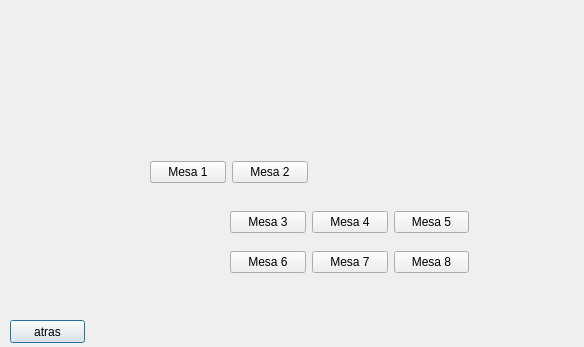
kpzaolod6000/HELLOWORLD, file RestSucursal/mesaprincipal.ui: the form before one commit.
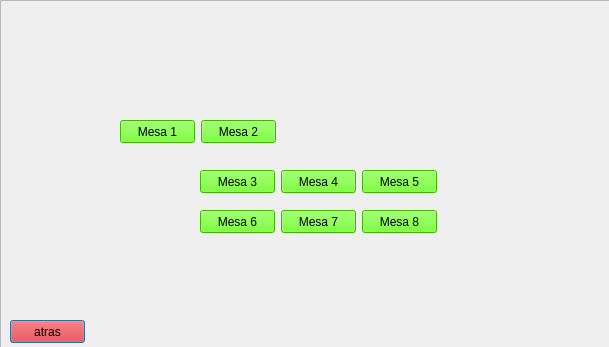
The form after the commit. Icons and pictures are not drawn.

```diff
--- a/RestSucursal/mesaprincipal.ui
+++ b/RestSucursal/mesaprincipal.ui
@@ -6,7 +6,7 @@
    <rect>
     <x>0</x>
     <y>0</y>
-    <width>584</width>
+    <width>609</width>
     <height>347</height>
    </rect>
   </property>
@@ -22,102 +22,170 @@
      <height>23</height>
     </rect>
    </property>
+   <property name="styleSheet">
+    <string notr="true">background-color: rgb(255, 0, 0);</string>
+   </property>
    <property name="text">
     <string>atras</string>
    </property>
   </widget>
-  <widget class="QWidget" name="">
+  <widget class="QFrame" name="frame">
    <property name="geometry">
     <rect>
-     <x>230</x>
-     <y>250</y>
-     <width>239</width>
-     <height>25</height>
+     <x>0</x>
+     <y>0</y>
+     <width>611</width>
+     <height>361</height>
     </rect>
    </property>
-   <layout class="QHBoxLayout" name="horizontalLayout">
-    <item>
-     <widget class="QPushButton" name="pushButton_mesa6">
-      <property name="text">
-       <string>Mesa 6</string>
-      </property>
-     </widget>
-    </item>
-    <item>
-     <widget class="QPushButton" name="pushButton_mesa7">
-      <property name="text">
-       <string>Mesa 7</string>
-      </property>
-     </widget>
-    </item>
-    <item>
-     <widget class="QPushButton" name="pushButton_mesa8">
+   <property name="styleSheet">
+    <string notr="true">background-image: url(:/image/bf0bb9f7716c4707c39393503ce005f6.jpg);</string>
+   </property>
+   <property name="frameShape">
+    <enum>QFrame::StyledPanel</enum>
+   </property>
+   <property name="frameShadow">
+    <enum>QFrame::Raised</enum>
+   </property>
+  </widget>
+  <widget class="QPushButton" name="pushButton_mesa1">
+   <property name="geometry">
+    <rect>
+     <x>120</x>
+     <y>120</y>
+     <width>75</width>
+     <height>23</height>
+    </rect>
+   </property>
+   <property name="styleSheet">
+    <string notr="true">background-color: rgb(85, 255, 0);</string>
+   </property>
       <property name="text">
-       <string>Mesa 8</string>
-      </property>
-     </widget>
-    </item>
-   </layout>
-  </widget>
-  <widget class="QWidget" name="">
+    <string>Mesa 1</string>
+   </property>
+  </widget>
+  <widget class="QPushButton" name="pushButton_mesa2">
    <property name="geometry">
     <rect>
-     <x>230</x>
-     <y>210</y>
-     <width>239</width>
-     <height>25</height>
+     <x>201</x>
+     <y>120</y>
+     <width>75</width>
+     <height>23</height>
     </rect>
    </property>
-   <layout class="QHBoxLayout" name="horizontalLayout_2">
-    <item>
+   <property name="styleSheet">
+    <string notr="true">background-color: rgb(85, 255, 0);</string>
+   </property>
+   <property name="text">
+    <string>Mesa 2</string>
+   </property>
+  </widget>
      <widget class="QPushButton" name="pushButton_mesa3">
+   <property name="geometry">
+    <rect>
+     <x>200</x>
+     <y>170</y>
+     <width>75</width>
+     <height>23</height>
+    </rect>
+   </property>
+   <property name="styleSheet">
+    <string notr="true">background-color: rgb(85, 255, 0);</string>
+   </property>
       <property name="text">
        <string>Mesa 3</string>
       </property>
      </widget>
-    </item>
-    <item>
      <widget class="QPushButton" name="pushButton_mesa4">
+   <property name="geometry">
+    <rect>
+     <x>281</x>
+     <y>170</y>
+     <width>75</width>
+     <height>23</height>
+    </rect>
+   </property>
+   <property name="styleSheet">
+    <string notr="true">background-color: rgb(85, 255, 0);</string>
+   </property>
       <property name="text">
        <string>Mesa 4</string>
       </property>
      </widget>
-    </item>
-    <item>
      <widget class="QPushButton" name="pushButton_mesa5">
+   <property name="geometry">
+    <rect>
+     <x>362</x>
+     <y>170</y>
+     <width>75</width>
+     <height>23</height>
+    </rect>
+   </property>
+   <property name="styleSheet">
+    <string notr="true">background-color: rgb(85, 255, 0);</string>
+   </property>
       <property name="text">
        <string>Mesa 5</string>
       </property>
      </widget>
-    </item>
-   </layout>
+  <widget class="QPushButton" name="pushButton_mesa6">
+   <property name="geometry">
+    <rect>
+     <x>200</x>
+     <y>210</y>
+     <width>75</width>
+     <height>23</height>
+    </rect>
+   </property>
+   <property name="styleSheet">
+    <string notr="true">background-color: rgb(85, 255, 0);</string>
+   </property>
+   <property name="text">
+    <string>Mesa 6</string>
+   </property>
   </widget>
-  <widget class="QWidget" name="">
+  <widget class="QPushButton" name="pushButton_mesa7">
    <property name="geometry">
     <rect>
-     <x>150</x>
-     <y>160</y>
-     <width>158</width>
-     <height>25</height>
+     <x>281</x>
+     <y>210</y>
+     <width>75</width>
+     <height>23</height>
     </rect>
    </property>
-   <layout class="QHBoxLayout" name="horizontalLayout_3">
-    <item>
-     <widget class="QPushButton" name="pushButton_mesa1">
+   <property name="styleSheet">
+    <string notr="true">background-color: rgb(85, 255, 0);</string>
+   </property>
       <property name="text">
-       <string>Mesa 1</string>
-      </property>
-     </widget>
-    </item>
-    <item>
-     <widget class="QPushButton" name="pushButton_mesa2">
+    <string>Mesa 7</string>
+   </property>
+  </widget>
+  <widget class="QPushButton" name="pushButton_mesa8">
+   <property name="geometry">
+    <rect>
+     <x>362</x>
+     <y>210</y>
+     <width>75</width>
+     <height>23</height>
+    </rect>
+   </property>
+   <property name="styleSheet">
+    <string notr="true">background-color: rgb(85, 255, 0);</string>
+   </property>
       <property name="text">
-       <string>Mesa 2</string>
-      </property>
-     </widget>
-    </item>
-   </layout>
-  </widget>
+    <string>Mesa 8</string>
+   </property>
+  </widget>
+  <zorder>frame</zorder>
+  <zorder>pushButton_mesa1</zorder>
+  <zorder>pushButton_mesa2</zorder>
+  <zorder>pushButton_mesa3</zorder>
+  <zorder>pushButton_mesa4</zorder>
+  <zorder>pushButton_mesa5</zorder>
+  <zorder>pushButton_mesa6</zorder>
+  <zorder>pushButton_mesa7</zorder>
+  <zorder>pushButton_mesa8</zorder>
+  <zorder>pushButton_atras</zorder>
  </widget>
  <resources/>
  <connections/>
```
Lines whose indentation alone changed are shown as unchanged.
